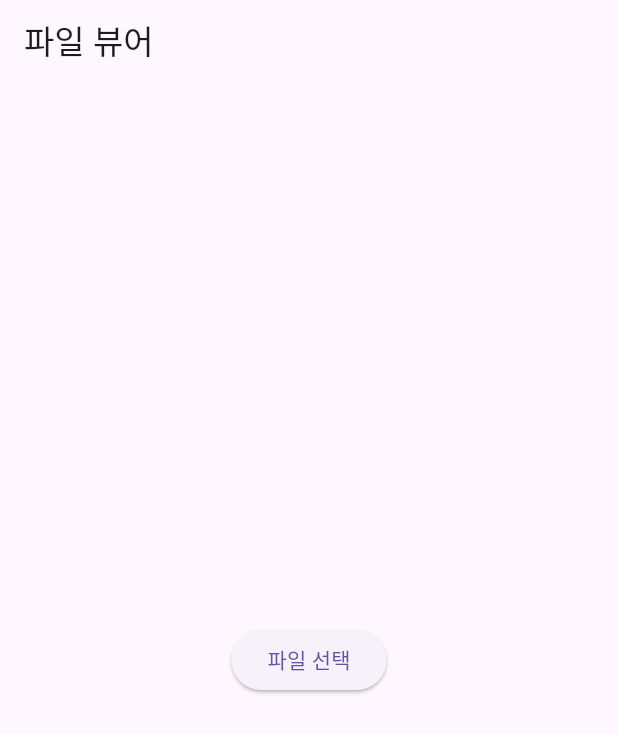
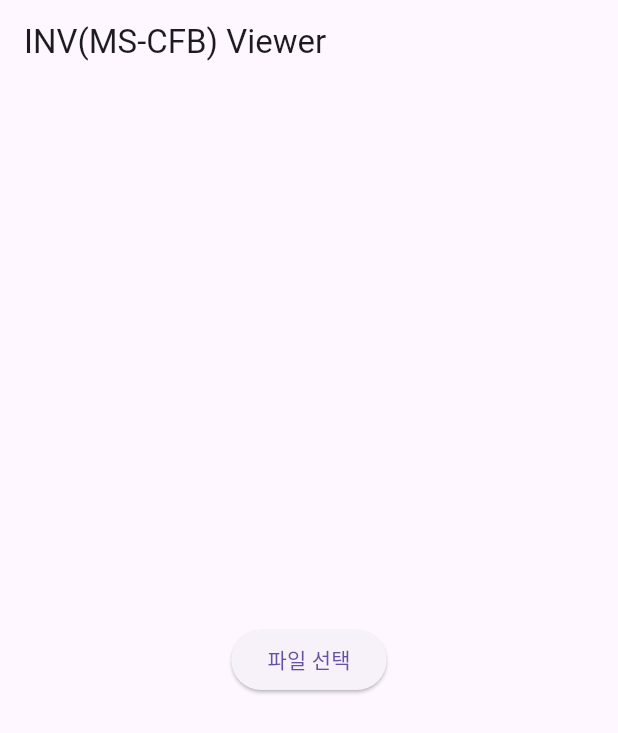
Before and after one commit to ImJeyFree/inv_viewer, a Flutter app: the screen it shows after launch, on a phone screen of 412 x 824 dp. Shown: the top 733 px of the screen. Run offline on Flutter 3.47's test engine with Material 3 defaults, Android fonts, the phone set to English and light mode, and no system bars; our stand-ins replace file_picker.

Commit message:
타이틀명 변경, 아이콘 위치 변경

```diff
--- a/lib/main.dart
+++ b/lib/main.dart
@@ -12,7 +12,7 @@ class MyApp extends StatelessWidget {
   @override
   Widget build(BuildContext context) {
     return MaterialApp(
-      title: '파일 뷰어',
+      title: 'INV(MS-CFB) Viewer',
       theme: ThemeData(primarySwatch: Colors.blue, useMaterial3: true),
       home: const HomePage(),
     );
@@ -49,7 +49,7 @@ class HomePage extends StatelessWidget {
   @override
   Widget build(BuildContext context) {
     return Scaffold(
-      appBar: AppBar(title: const Text('파일 뷰어')),
+      appBar: AppBar(title: const Text('INV(MS-CFB) Viewer')),
       body: Center(
         child: ElevatedButton(
           onPressed: () => _pickFile(context),
```
Also changed, not shown: lib/pages/file_content_page.dart (+15 -7 lines).
